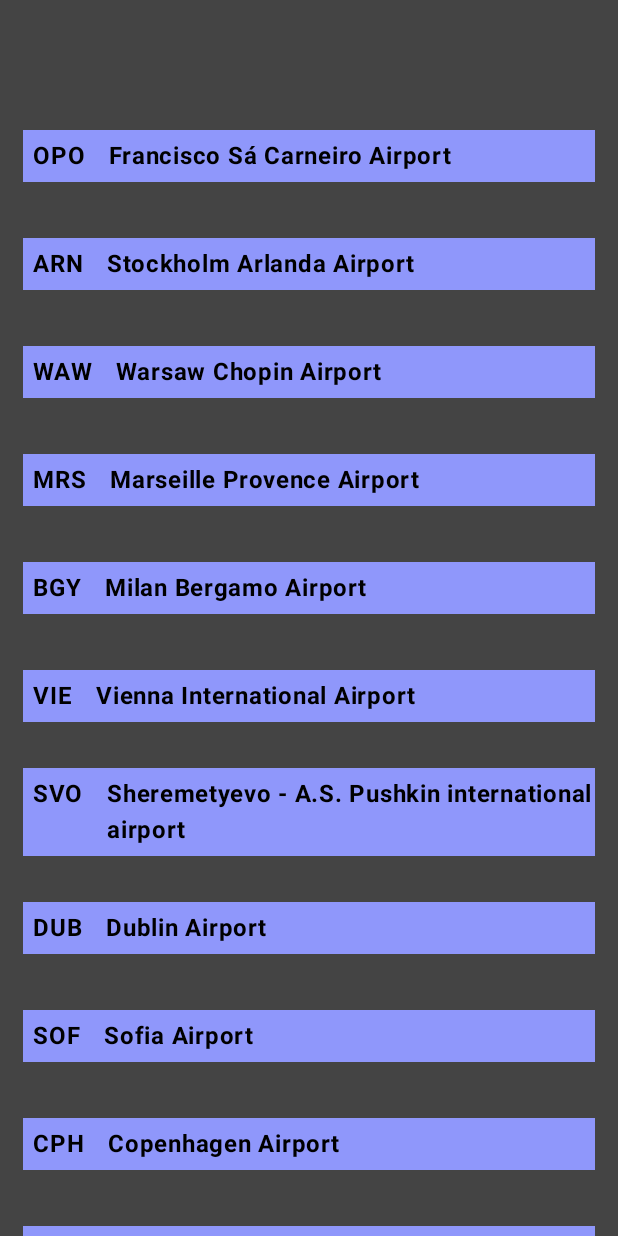
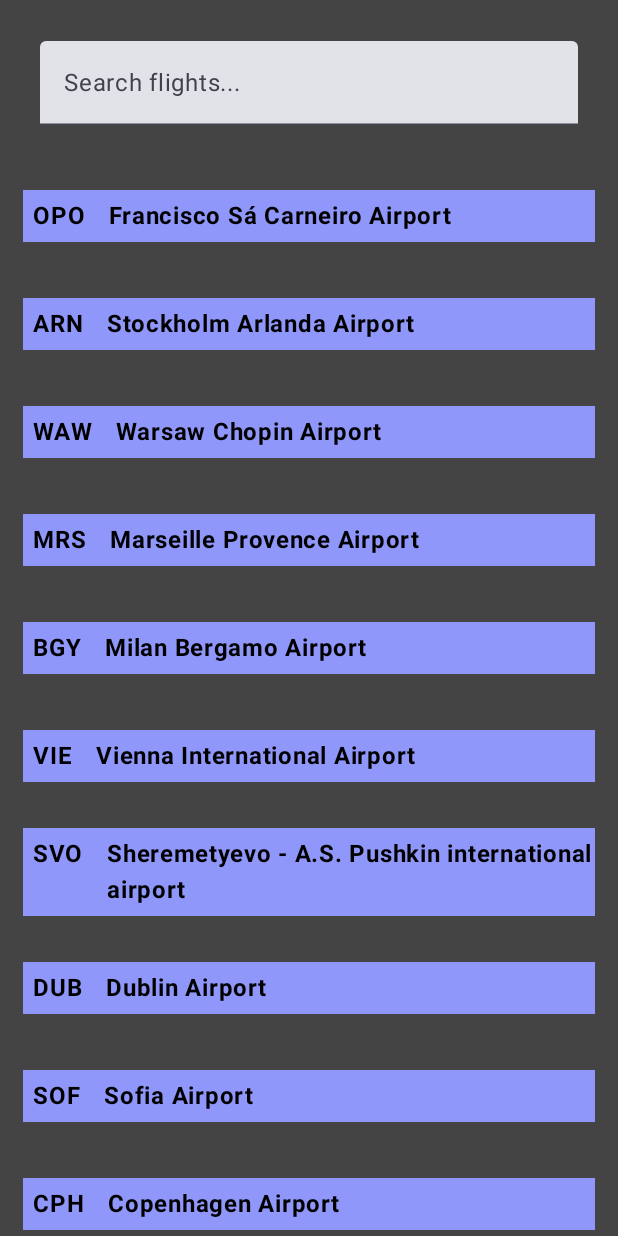
Before and after one commit to Mike11199/CS-492-Assignment-5-Flight-Search-App, an Android app built with Jetpack Compose: the screen it shows after launch (MainActivity), on a phone screen of 412 x 824 dp. Run offline under Robolectric (Android 15) with nearby library versions, the phone set to English and light mode, and no system bars; our stand-ins replace Room's generated code.

Commit message:
added input box to search for flights

```diff
--- a/app/src/main/java/com/example/flightsearch/ui/FlightSearchHomeScreen.kt
+++ b/app/src/main/java/com/example/flightsearch/ui/FlightSearchHomeScreen.kt
@@ -23,6 +23,12 @@ import androidx.compose.ui.text.font.FontWeight
 import androidx.compose.ui.unit.dp
 import androidx.compose.ui.unit.sp
 import androidx.compose.material3.CardDefaults
+import androidx.compose.material3.OutlinedTextField
+import androidx.compose.material3.TextField
+import androidx.compose.runtime.getValue
+import androidx.compose.runtime.mutableStateOf
+import androidx.compose.runtime.remember
+import androidx.compose.runtime.setValue
 import androidx.compose.ui.graphics.RectangleShape
 import com.example.flightsearch.data.Airport
 
@@ -40,21 +46,34 @@ fun FlightSearchHomeScreen(
     }
 }
 
+@Composable
+fun FlightSearchInputBox() {
+    var text by remember { mutableStateOf("") }
+    Row(
+        Modifier
+            .padding(start = 1.dp, end = 1.dp, top = 25.dp, bottom = 25.dp)
+            .fillMaxWidth()
+    ){
+        TextField(
+            value = text,
+            onValueChange = { text = it },
+            label = { Text("Search flights...") },
+            modifier = Modifier
+                .padding(start = 25.dp, end = 25.dp, top = 2.dp, bottom = 2.dp)
+                .fillMaxWidth()
+        )
+    }
+}
 
 @Composable
 private fun FlightSearchAppContent(
     flightSearchUIState: FlightSearchUIState,
     airports: List<Airport>,
 ){
-//    val airports = listOf(
-//        Airport(1, "SMF", "Sacramento", 2343),
-//        Airport(2, "LAX", "Los Angeles", 4567),
-//        Airport(3, "JFK", "New York", 7890),
-//        Airport(4, "ORD", "Chicago", 5678)
-//    )
+    FlightSearchInputBox()
 
     LazyColumn (
-        Modifier.padding(top = 80.dp)
+        Modifier.padding(top = 120.dp)
     ) {
         itemsIndexed(airports) { index, airport ->
             FlightItemCard(
@@ -81,7 +100,7 @@ fun FlightItemCard(
         )) {
         Row(
             Modifier
-                .padding(start = 1.dp, end=1.dp, top=5.dp, bottom=5.dp)
+                .padding(start = 1.dp, end = 1.dp, top = 5.dp, bottom = 5.dp)
                 .fillMaxWidth()
         ){
             Row(
```
